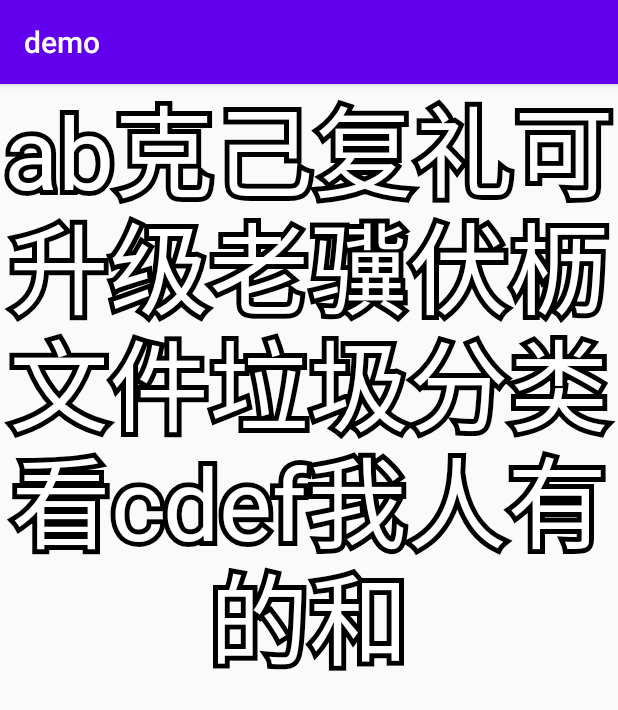
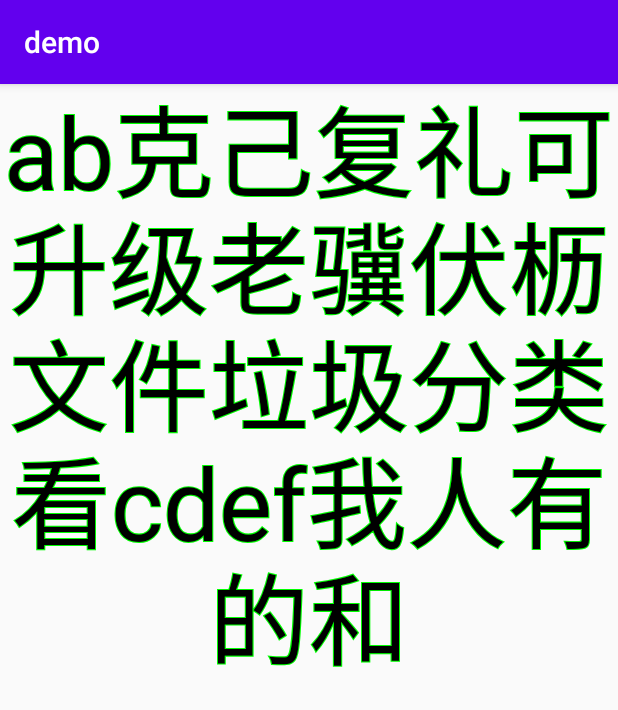
Before and after one commit to daemon369/StrokedTextView, an Android app: the screen it shows after launch (MainActivity), on a phone screen of 412 x 824 dp. Shown: the top 710 px of the screen. Run offline under Robolectric (Android 15) with nearby library versions, the phone set to English and light mode, and no system bars.

```diff
--- a/demo/src/main/java/me/daemon/strokedtextview/demo/MainActivity.kt
+++ b/demo/src/main/java/me/daemon/strokedtextview/demo/MainActivity.kt
@@ -13,7 +13,8 @@ class MainActivity : AppCompatActivity() {
         val v = findViewById<StrokedTextView>(R.id.stroked_text_view)
         v.text = "ab克己复礼可升级老骥伏枥文件垃圾分类看cdef我人有的和"
         v.textSize = 100f
-        v.solidTextColor = Color.WHITE
-        v.strokeTextColor = Color.BLACK
+        v.solidTextColor = Color.BLACK
+        v.strokeTextColor = Color.GREEN
+        v.strokeWidth = 2f
     }
 }
--- a/library/src/main/java/me/daemon/strokedtextview/StrokedTextView.kt
+++ b/library/src/main/java/me/daemon/strokedtextview/StrokedTextView.kt
@@ -28,27 +28,26 @@ class StrokedTextView @JvmOverloads constructor(
         get() = solidPaint.textSize
         set(value) {
             solidPaint.textSize = value
-            strokePaint.textSize = value
         }
 
-    var solidTextColor: Int
-        get() = solidPaint.color
+    var solidTextColor: Int = Color.BLACK
         set(value) {
-            solidPaint.color = value
+            if (field == value) return
+            field = value
             invalidate()
         }
 
-    var strokeTextColor: Int
-        get() = strokePaint.color
+    var strokeTextColor: Int = Color.WHITE
         set(value) {
-            strokePaint.color = value
+            if (field == value) return
+            field = value
             invalidate()
         }
 
     var strokeWidth: Float
-        get() = strokePaint.strokeWidth
+        get() = solidPaint.strokeWidth
         set(value) {
-            strokePaint.strokeWidth = strokeWidth
+            solidPaint.strokeWidth = value
             invalidate()
         }
 
@@ -60,21 +59,7 @@ class StrokedTextView @JvmOverloads constructor(
         strokeWidth = 10f
     }
 
-    private val strokePaint = TextPaint().apply {
-        isAntiAlias = true
-        isDither = true
-        color = Color.WHITE
-        style = Paint.Style.STROKE
-        strokeWidth = 10f
-    }
-
-
     private lateinit var solidLayout: StaticLayout
-    private lateinit var strokeLayout: StaticLayout
-
-    init {
-//        initLayout()
-    }
 
     override fun onMeasure(widthMeasureSpec: Int, heightMeasureSpec: Int) {
         val wMode = MeasureSpec.getMode(widthMeasureSpec)
@@ -101,10 +86,13 @@ class StrokedTextView @JvmOverloads constructor(
     }
 
     override fun onDraw(canvas: Canvas) {
-        strokeLayout.draw(canvas)
+        solidPaint.style = Paint.Style.STROKE
+        solidPaint.color = strokeTextColor
         solidLayout.draw(canvas)
-//        canvas.drawText(text, 100f, 100f, strokePaint)
-//        canvas.drawText(text, 100f, 100f, solidPaint)
+
+        solidPaint.style = Paint.Style.FILL
+        solidPaint.color = solidTextColor
+        solidLayout.draw(canvas)
     }
 
     private fun initLayout(w: Int) {
@@ -125,6 +113,7 @@ class StrokedTextView @JvmOverloads constructor(
 //                    .setJustificationMode(justificationMode)
                             .build()
                 } else {
+                    @Suppress("DEPRECATION")
                     StaticLayout(
                             text,
                             solidPaint,
@@ -135,33 +124,6 @@ class StrokedTextView @JvmOverloads constructor(
                             true
                     )
                 }
-        strokeLayout =
-                if (android.os.Build.VERSION.SDK_INT >= android.os.Build.VERSION_CODES.M) {
-                    StaticLayout.Builder
-                            .obtain(
-                                    text,
-                                    0,
-                                    text.length,
-                                    strokePaint,
-                                    w
-                            )
-                            .setAlignment(Layout.Alignment.ALIGN_CENTER)
-                            .setTextDirection(TextDirectionHeuristics.LTR)
-                            .setLineSpacing(0f, 1f)
-//                    .setBreakStrategy(breakStrategy)
-//                    .setJustificationMode(justificationMode)
-                            .build()
-                } else {
-                    StaticLayout(
-                            text,
-                            strokePaint,
-                            w,
-                            Layout.Alignment.ALIGN_CENTER,
-                            1f,
-                            0f,
-                            true
-                    )
-                }
     }
 
 }
```
